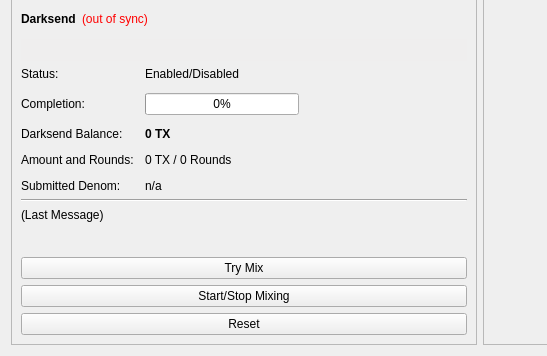
First picture: the form in src/qt/forms/overviewpage.ui, repository ionomy/ion_deprecated2, before the edit; both pictures show x 0 to 547 and y 253 to 609 of the 960 by 609 pixel window.
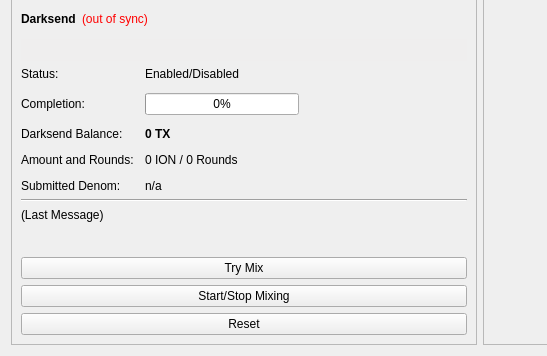
Second picture: the form after the edit.

Commit message: [GUI] TX->ION Abbriviation and Masternode Minimum Requirement Phase

What changed in the file:
```diff
--- a/src/qt/forms/overviewpage.ui
+++ b/src/qt/forms/overviewpage.ui
@@ -1021,7 +1021,7 @@
             <item row="4" column="1">
              <widget class="QLabel" name="labelAmountRounds">
               <property name="text">
-               <string>0 TX / 0 Rounds</string>
+               <string>0 ION / 0 Rounds</string>
               </property>
              </widget>
             </item>
```
The commit also changes 7 other files.
